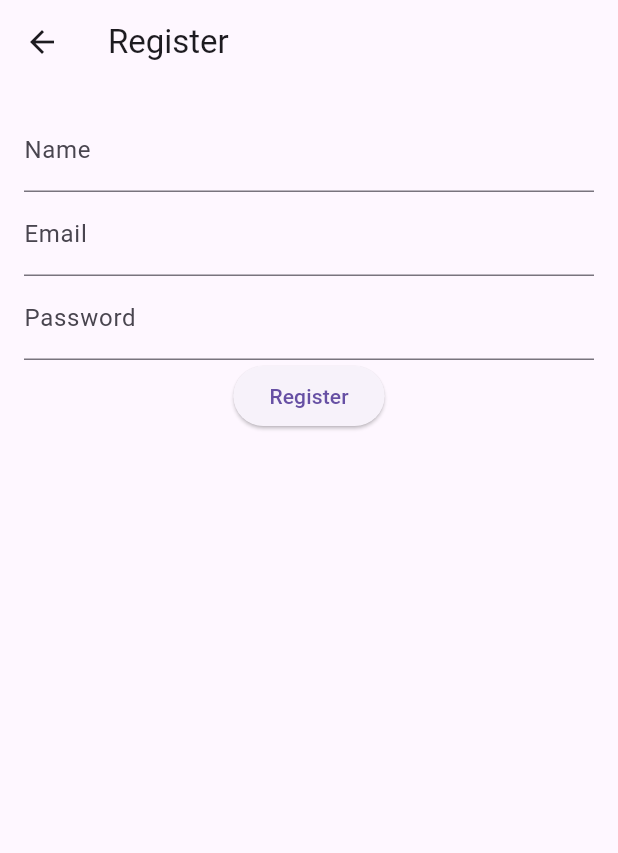
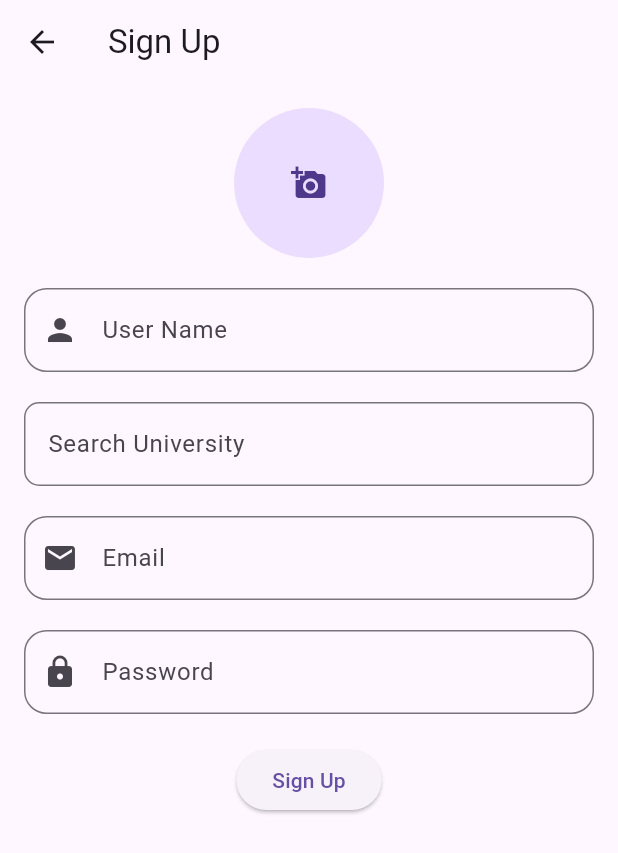
Before and after one commit to zamansheikh/campus_saga, a Flutter app: the RegisterPage screen opened directly, on a phone screen of 412 x 824 dp. Shown: the top 853 px of the screen. Run offline on Flutter 3.47's test engine with Material 3 defaults, Android fonts, the phone set to English and light mode, and no system bars; drawn by our look-alikes of searchfield; our stand-ins replace cloud_firestore, dartz, dropdown_button2, equatable, firebase_auth, firebase_core and 7 more; accounts and stored records are empty; project files that could hold a hidden picture were left out.

Commit message:
fixing auth

```diff
--- a/lib/main.dart
+++ b/lib/main.dart
@@ -60,6 +60,7 @@ class MyApp extends StatelessWidget {
       ],
       child: MaterialApp(
         title: 'Campus Saga',
+        debugShowCheckedModeBanner: false,
         theme: ThemeData(
           primarySwatch: Colors.blue,
         ),
--- a/lib/presentation/bloc/auth/auth_event.dart
+++ b/lib/presentation/bloc/auth/auth_event.dart
@@ -19,3 +19,24 @@ class AuthRequested extends AuthEvent {
 }
 
 class AuthLogoutRequested extends AuthEvent {}
+
+class SignUpEvent extends AuthEvent {
+  final String username;
+  final String email;
+  final String password;
+  final String university;
+
+  SignUpEvent({
+    required this.username,
+    required this.email,
+    required this.password,
+    required this.university,
+  });
+}
+
+class SignInEvent extends AuthEvent {
+  final String email;
+  final String password;
+
+  SignInEvent({required this.email, required this.password});
+}
--- a/lib/presentation/bloc/auth/auth_state.dart
+++ b/lib/presentation/bloc/auth/auth_state.dart
@@ -25,6 +25,8 @@ class AuthAuthenticated extends AuthState {
 
 class AuthUnauthenticated extends AuthState {}
 
+class AuthSuccess extends AuthState {}
+
 class AuthFailure extends AuthState {
   final String message;
 
--- a/lib/presentation/pages/auth/register_page.dart
+++ b/lib/presentation/pages/auth/register_page.dart
@@ -1,42 +1,97 @@
 // lib/pages/auth/register_page.dart
 
+import 'package:campus_saga/presentation/bloc/auth/auth_bloc.dart';
+import 'package:campus_saga/presentation/bloc/auth/auth_event.dart';
+import 'package:campus_saga/presentation/bloc/auth/auth_state.dart';
+import 'package:campus_saga/presentation/pages/widgets/text_editing_field.dart';
+import 'package:campus_saga/presentation/pages/widgets/university_search_field.dart';
 import 'package:flutter/material.dart';
+import 'package:flutter_bloc/flutter_bloc.dart';
 
 class RegisterPage extends StatelessWidget {
   final TextEditingController nameController = TextEditingController();
   final TextEditingController emailController = TextEditingController();
   final TextEditingController passwordController = TextEditingController();
+  final TextEditingController userNameController = TextEditingController();
+  final TextEditingController universityController = TextEditingController();
+  final List<String> universities = [
+    'University A',
+    'University B',
+    'University C'
+  ];
 
   @override
   Widget build(BuildContext context) {
     return Scaffold(
-      appBar: AppBar(title: const Text("Register")),
-      body: Padding(
-        padding: const EdgeInsets.all(16.0),
+      appBar: AppBar(title: Text("Sign Up")),
+      body: BlocConsumer<AuthBloc, AuthState>(
+        listener: (context, state) {
+          if (state is AuthSuccess) {
+            Navigator.of(context).pushReplacementNamed('/home');
+          } else if (state is AuthFailure) {
+            ScaffoldMessenger.of(context)
+                .showSnackBar(SnackBar(content: Text(state.message)));
+          }
+        },
+        builder: (context, state) {
+          return Padding(
+            padding: EdgeInsets.all(16),
+            child: SingleChildScrollView(
               child: Column(
                 children: [
-            TextField(
-              controller: nameController,
-              decoration: const InputDecoration(labelText: "Name"),
+                  InkWell(
+                    onTap: () {
+                      // Implement image picker here
+                    },
+                    child: CircleAvatar(
+                      radius: 50,
+                      child: Icon(Icons.add_a_photo),
                     ),
-            TextField(
+                  ),
+                  SizedBox(height: 20),
+                  TextEditingField(
+                    controller: userNameController,
+                    labelText: "User Name",
+                    icon: Icons.person,
+                  ),
+                  SizedBox(height: 20),
+                  UniversitySearchField(
+                    controller: universityController,
+                    universityList: universities,
+                  ),
+                  SizedBox(height: 20),
+                  TextEditingField(
                     controller: emailController,
-              decoration: const InputDecoration(labelText: "Email"),
+                    labelText: "Email",
+                    icon: Icons.email,
                   ),
-            TextField(
+                  SizedBox(height: 20),
+                  TextEditingField(
                     controller: passwordController,
-              decoration: const InputDecoration(labelText: "Password"),
-              obscureText: true,
+                    labelText: "Password",
+                    icon: Icons.lock,
+                    isObscure: true,
                   ),
-            ElevatedButton(
+                  SizedBox(height: 20),
+                  (state is AuthLoading)
+                      ? CircularProgressIndicator()
+                      : ElevatedButton(
                           onPressed: () {
-                // Register action goes here
+                            BlocProvider.of<AuthBloc>(context).add(SignUpEvent(
+                              username: userNameController.text,
+                              email: emailController.text,
+                              password: passwordController.text,
+                              university: universityController.text,
+                            ));
                           },
-              child: const Text("Register"),
+                          child: Text("Sign Up"),
                         ),
                 ],
               ),
             ),
           );
+        },
+      ),
+    );
   }
 }
--- /dev/null
+++ b/lib/presentation/pages/widgets/text_editing_field.dart
@@ -0,0 +1,31 @@
+// lib/presentation/widgets/text_editing_field.dart
+
+import 'package:flutter/material.dart';
+
+class TextEditingField extends StatelessWidget {
+  final TextEditingController controller;
+  final String labelText;
+  final IconData icon;
+  final bool isObscure;
+
+  const TextEditingField({
+    Key? key,
+    required this.controller,
+    required this.labelText,
+    required this.icon,
+    this.isObscure = false,
+  }) : super(key: key);
+
+  @override
+  Widget build(BuildContext context) {
+    return TextField(
+      controller: controller,
+      decoration: InputDecoration(
+        labelText: labelText,
+        prefixIcon: Icon(icon),
+        border: OutlineInputBorder(borderRadius: BorderRadius.circular(15)),
+      ),
+      obscureText: isObscure,
+    );
+  }
+}
--- /dev/null
+++ b/lib/presentation/pages/widgets/university_search_field.dart
@@ -0,0 +1,29 @@
+// lib/presentation/widgets/university_search_field.dart
+
+import 'package:flutter/material.dart';
+import 'package:searchfield/searchfield.dart';
+
+class UniversitySearchField extends StatelessWidget {
+  final TextEditingController controller;
+  final List<String> universityList;
+
+  const UniversitySearchField({
+    Key? key,
+    required this.controller,
+    required this.universityList,
+  }) : super(key: key);
+
+  @override
+  Widget build(BuildContext context) {
+    return SearchField(
+      controller: controller,
+      suggestions: universityList
+          .map((university) => SearchFieldListItem(university))
+          .toList(),
+      searchInputDecoration: SearchInputDecoration(
+        hintText: "Search University",
+        border: OutlineInputBorder(borderRadius: BorderRadius.circular(10)),
+      ),
+    );
+  }
+}
```
Also changed, not shown: lib/presentation/bloc/auth/auth_bloc.dart (+21 -0 lines), lib/presentation/pages/auth/login_page.dart (+46 -14 lines). Lines whose indentation alone changed are shown as unchanged.
